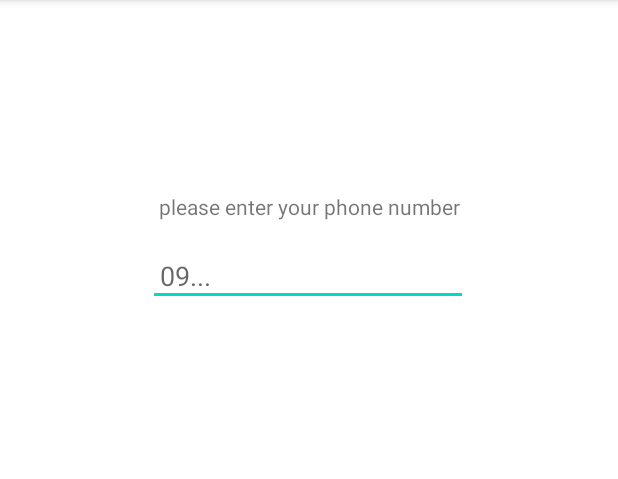
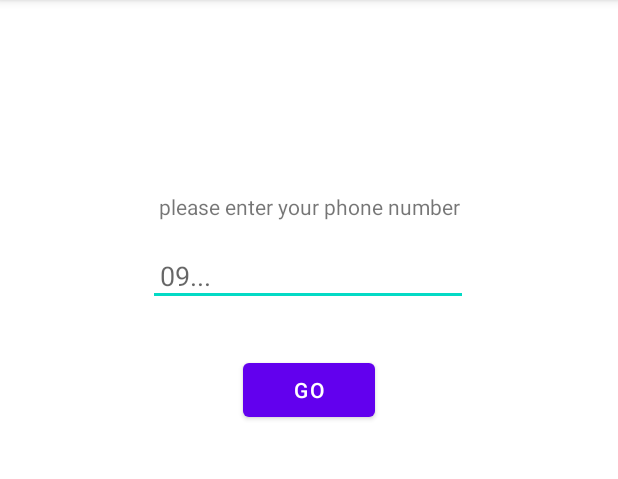
Before and after one commit to alahverdi/GitFlow_sample, an Android app: the LoginActivity screen opened directly, with no data from a screen before it, on a phone screen of 412 x 824 dp, the part 84-563 px from its top. Run offline under Robolectric (Android 15) with nearby library versions, the phone set to English and light mode, and no system bars.

Commit message:
add btn to login layout

```diff
--- a/app/src/main/java/ir/allahverdi/gitflowprinciples/LoginActivity.java
+++ b/app/src/main/java/ir/allahverdi/gitflowprinciples/LoginActivity.java
@@ -6,6 +6,7 @@ import android.os.Bundle;
 
 public class LoginActivity extends AppCompatActivity {
 
+
     @Override
     protected void onCreate(Bundle savedInstanceState) {
         super.onCreate(savedInstanceState);
--- a/app/src/main/res/layout/activity_login.xml
+++ b/app/src/main/res/layout/activity_login.xml
@@ -36,5 +36,17 @@
         app:layout_constraintTop_toBottomOf="@+id/tv_phoneNumber"
         app:layout_constraintVertical_bias="0.0" />
 
+    <Button
+        android:id="@+id/button"
+        android:layout_width="wrap_content"
+        android:layout_height="wrap_content"
+        android:layout_marginTop="32dp"
+        android:text="go"
+        app:layout_constraintBottom_toBottomOf="parent"
+        app:layout_constraintEnd_toEndOf="parent"
+        app:layout_constraintStart_toStartOf="parent"
+        app:layout_constraintTop_toBottomOf="@+id/et_phoneNumber"
+        app:layout_constraintVertical_bias="0.0" />
+
 
 </androidx.constraintlayout.widget.ConstraintLayout>
```
